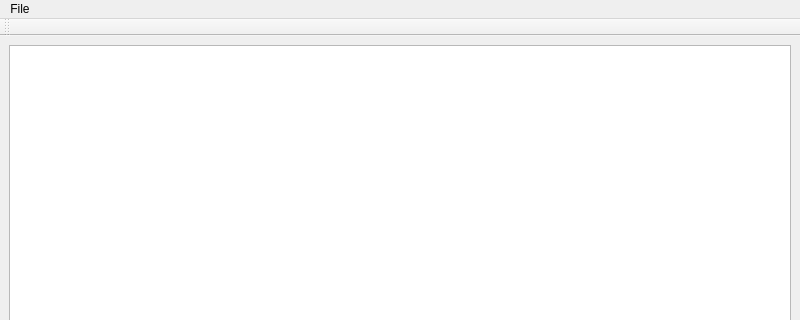
The window that mainwindow.ui (Astana-Mirza/automaton) describes before a commit, drawn with Qt 5; both pictures show x 0 to 800 and y 0 to 320 of the 800 by 600 pixel window.
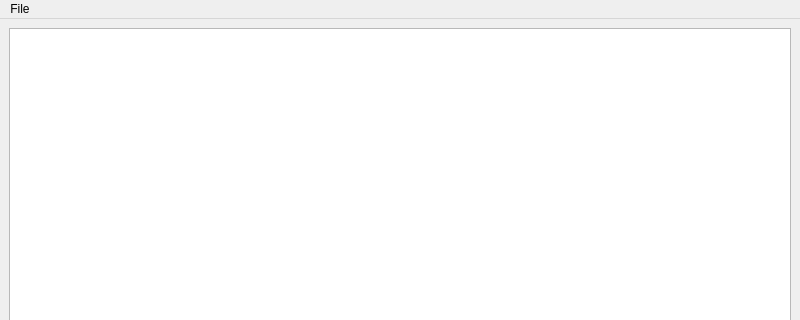
The same window after the commit.

Patch:
```diff
--- a/mainwindow.ui
+++ b/mainwindow.ui
@@ -50,17 +50,6 @@
    <addaction name="menu"/>
   </widget>
   <widget class="QStatusBar" name="statusbar"/>
-  <widget class="QToolBar" name="toolBar">
-   <property name="windowTitle">
-    <string>toolBar</string>
-   </property>
-   <attribute name="toolBarArea">
-    <enum>TopToolBarArea</enum>
-   </attribute>
-   <attribute name="toolBarBreak">
-    <bool>false</bool>
-   </attribute>
-  </widget>
   <action name="action_open">
    <property name="text">
     <string>Open</string>
```
